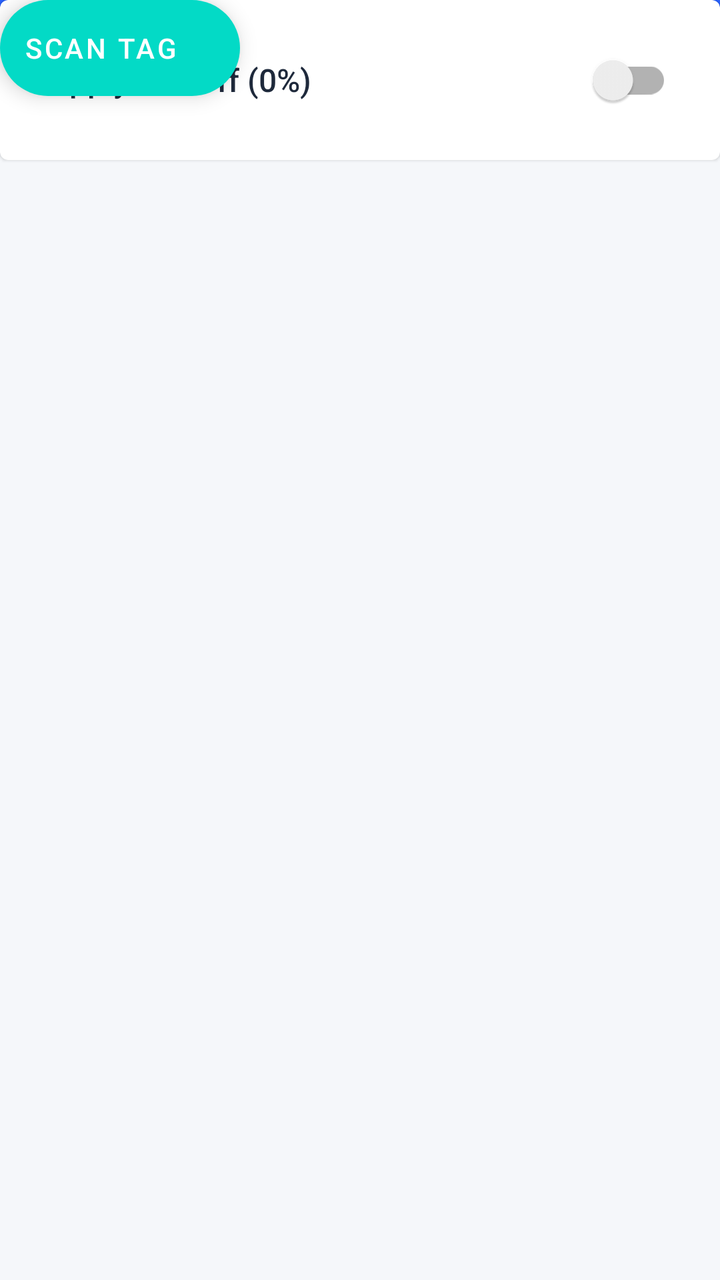
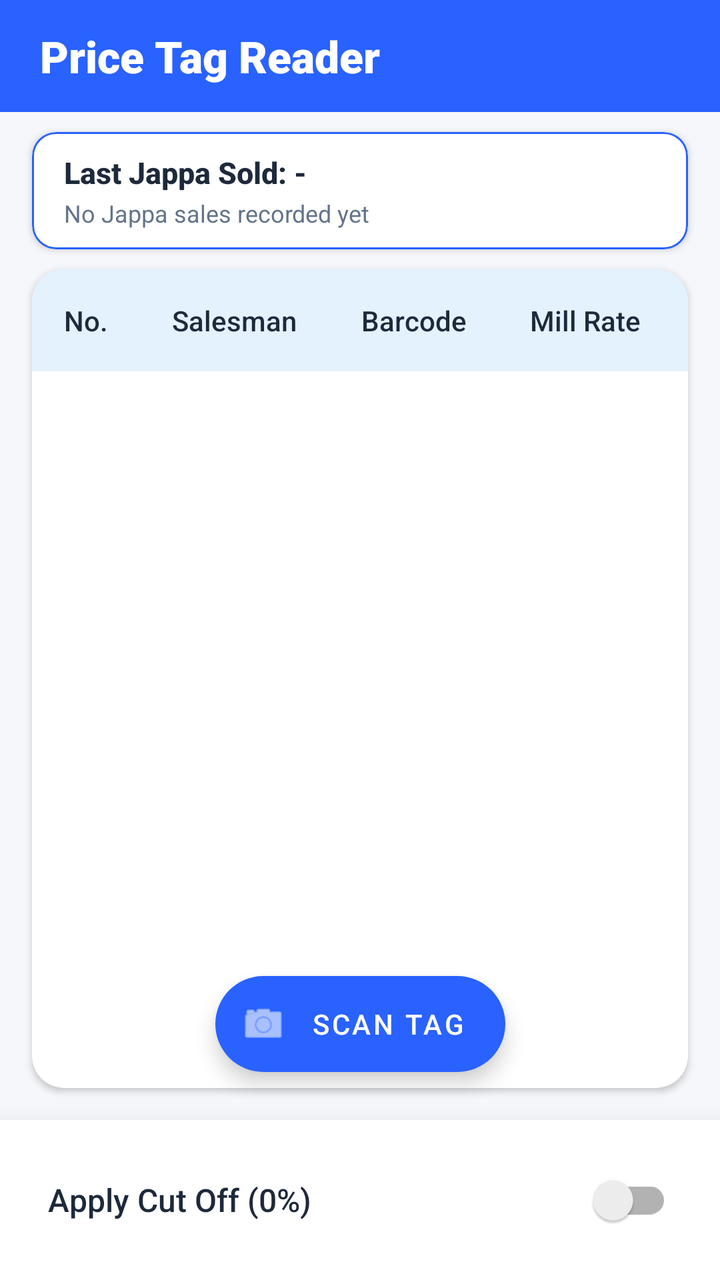

Before-and-after screenshots of an Android layout around one commit, followed by the original layout XML and the change that was made.
<!-- AndroidManifest.xml: application theme AppTheme -->
<!-- res/layout/activity_main.xml -->
<?xml version="1.0" encoding="utf-8"?>
<androidx.constraintlayout.widget.ConstraintLayout
    xmlns:android="http://schemas.android.com/apk/res/android"
    xmlns:app="http://schemas.android.com/apk/res/auto"
    xmlns:auto="http://schemas.android.com/apk/res/auto"
    android:layout_width="match_parent"
    android:layout_height="match_parent"
    android:background="@color/appBackground">

    <com.google.android.material.appbar.AppBarLayout
        android:id="@+id/appBarLayout"
        android:layout_width="match_parent"
        android:layout_height="wrap_content"
        app:elevation="4dp"
        app:layout_constraintEnd_toEndOf="parent"
        app:layout_constraintStart_toStartOf="parent"
        app:layout_constraintTop_toTopOf="parent">

        <com.google.android.material.appbar.MaterialToolbar
            android:id="@+id/toolbar"
            android:layout_width="match_parent"
            android:layout_height="?attr/actionBarSize"
            android:background="@color/primaryColor"
            app:contentInsetStart="0dp">

            <TextView
                android:id="@+id/tvAppTitle"
                android:layout_width="match_parent"
                android:layout_height="match_parent"
                android:background="?attr/selectableItemBackground"
                android:clickable="true"
                android:focusable="true"
                android:fontFamily="sans-serif-black"
                android:gravity="center_vertical"
                android:paddingStart="20dp"
                android:paddingEnd="20dp"
                android:text="Price Tag Reader"
                android:textColor="@android:color/white"
                android:textSize="22sp"
                android:textStyle="bold" />

        </com.google.android.material.appbar.MaterialToolbar>
    </com.google.android.material.appbar.AppBarLayout>

    <com.google.android.material.card.MaterialCardView
        android:id="@+id/cardFilterHint"
        android:layout_width="match_parent"
        android:layout_height="wrap_content"
        android:layout_marginHorizontal="16dp"
        android:layout_marginTop="8dp"
        android:visibility="gone"
        app:cardBackgroundColor="#FFF3E0"
        app:cardCornerRadius="8dp"
        app:cardElevation="0dp"
        app:layout_constraintTop_toBottomOf="@id/appBarLayout"
        app:strokeColor="#FFB74D"
        app:strokeWidth="1dp">

        <LinearLayout
            android:layout_width="match_parent"
            android:layout_height="wrap_content"
            android:gravity="center_vertical"
            android:orientation="horizontal"
            android:padding="12dp">

            <TextView
                android:id="@+id/tvFilterHint"
                android:layout_width="0dp"
                android:layout_height="wrap_content"
                android:layout_weight="1"
                android:fontFamily="sans-serif-medium"
                android:text="Filter is active"
                android:textColor="#E65100"
                android:textSize="13sp" />

            <TextView
                android:id="@+id/tvClearFilterHint"
                android:layout_width="wrap_content"
                android:layout_height="wrap_content"
                android:background="?attr/selectableItemBackground"
                android:clickable="true"
                android:focusable="true"
                android:fontFamily="sans-serif-medium"
                android:paddingHorizontal="8dp"
                android:text="Clear"
                android:textColor="@color/primaryColor"
                android:textSize="13sp" />
        </LinearLayout>
    </com.google.android.material.card.MaterialCardView>

    <com.google.android.material.card.MaterialCardView
        android:id="@+id/cardLastJappaSale"
        android:layout_width="match_parent"
        android:layout_height="wrap_content"
        android:layout_marginHorizontal="16dp"
        android:layout_marginTop="10dp"
        app:cardBackgroundColor="@color/cardSurface"
        app:cardCornerRadius="12dp"
        app:cardElevation="2dp"
        app:layout_constraintTop_toBottomOf="@id/cardFilterHint"
        app:strokeColor="@color/primaryColor"
        app:strokeWidth="1dp">

        <LinearLayout
            android:layout_width="match_parent"
            android:layout_height="wrap_content"
            android:orientation="vertical"
            android:paddingHorizontal="16dp"
            android:paddingVertical="10dp">

            <TextView
                android:id="@+id/tvLastJappaDate"
                android:layout_width="match_parent"
                android:layout_height="wrap_content"
                android:fontFamily="sans-serif-medium"
                android:text="Last Jappa Sold: -"
                android:textColor="@color/textPrimary"
                android:textSize="15sp"
                android:textStyle="bold" />

            <TextView
                android:id="@+id/tvLastJappaCaption"
                android:layout_width="match_parent"
                android:layout_height="wrap_content"
                android:layout_marginTop="2dp"
                android:fontFamily="sans-serif"
                android:text="No Jappa sales recorded yet"
                android:textColor="@color/textSecondary"
                android:textSize="12sp" />
        </LinearLayout>
    </com.google.android.material.card.MaterialCardView>

    <com.google.android.material.card.MaterialCardView
        android:id="@+id/cardTable"
        android:layout_width="match_parent"
        android:layout_height="0dp"
        android:layout_marginHorizontal="16dp"
        android:layout_marginTop="10dp"
        android:layout_marginBottom="16dp"
        app:cardBackgroundColor="@color/cardSurface"
        app:cardCornerRadius="16dp"
        app:cardElevation="2dp"
        app:layout_constraintBottom_toTopOf="@+id/bottomPanel"
        app:layout_constraintTop_toBottomOf="@id/cardLastJappaSale"
        app:strokeWidth="0dp">

        <HorizontalScrollView
            android:layout_width="match_parent"
            android:layout_height="match_parent"
            android:scrollbars="none">

            <ScrollView
                android:layout_width="wrap_content"
                android:layout_height="match_parent"
                android:scrollbars="none">

                <TableLayout
                    android:id="@+id/tableLayout"
                    android:layout_width="wrap_content"
                    android:layout_height="wrap_content"
                    android:stretchColumns="*">

                    <TableRow android:background="@color/tableHeaderBg">

                        <TextView
                            android:layout_width="match_parent"
                            android:layout_height="wrap_content"
                            android:fontFamily="sans-serif-medium"
                            android:gravity="center"
                            android:padding="16dp"
                            android:text="No."
                            android:textColor="@color/textPrimary" />

                        <TextView
                            android:layout_width="match_parent"
                            android:layout_height="wrap_content"
                            android:fontFamily="sans-serif-medium"
                            android:gravity="center"
                            android:padding="16dp"
                            android:text="Salesman"
                            android:textColor="@color/textPrimary" />

                        <TextView
                            android:layout_width="match_parent"
                            android:layout_height="wrap_content"
                            android:fontFamily="sans-serif-medium"
                            android:gravity="center"
                            android:padding="16dp"
                            android:text="Barcode"
                            android:textColor="@color/textPrimary" />

                        <TextView
                            android:layout_width="match_parent"
                            android:layout_height="wrap_content"
                            android:fontFamily="sans-serif-medium"
                            android:gravity="center"
                            android:padding="16dp"
                            android:text="Mill Rate"
                            android:textColor="@color/textPrimary" />

                        <TextView
                            android:layout_width="match_parent"
                            android:layout_height="wrap_content"
                            android:fontFamily="sans-serif-medium"
                            android:gravity="center"
                            android:padding="16dp"
                            android:text="Bill No."
                            android:textColor="@color/textPrimary" />

                        <TextView
                            android:layout_width="match_parent"
                            android:layout_height="wrap_content"
                            android:fontFamily="sans-serif-medium"
                            android:gravity="center"
                            android:padding="16dp"
                            android:text="Date"
                            android:textColor="@color/textPrimary" />

                        <TextView
                            android:layout_width="match_parent"
                            android:layout_height="wrap_content"
                            android:fontFamily="sans-serif-medium"
                            android:gravity="center"
                            android:padding="16dp"
                            android:text="Jappa"
                            android:textColor="@color/textPrimary" />

                        <TextView
                            android:layout_width="match_parent"
                            android:layout_height="wrap_content"
                            android:fontFamily="sans-serif-medium"
                            android:gravity="center"
                            android:padding="16dp"
                            android:text="Image"
                            android:textColor="@color/textPrimary" />
                    </TableRow>
                </TableLayout>
            </ScrollView>
        </HorizontalScrollView>
    </com.google.android.material.card.MaterialCardView>

    <com.google.android.material.floatingactionbutton.ExtendedFloatingActionButton
        android:id="@+id/fabCamera"
        android:layout_width="wrap_content"
        android:layout_height="wrap_content"
        android:layout_marginBottom="24dp"
        android:text="Scan Tag"
        android:textColor="@android:color/white"
        app:backgroundTint="@color/primaryColor"
        app:icon="@android:drawable/ic_menu_camera"
        app:iconTint="@android:color/white"
        app:layout_constraintBottom_toTopOf="@+id/bottomPanel"
        app:layout_constraintEnd_toEndOf="parent"
        app:layout_constraintStart_toStartOf="parent" />

    <com.google.android.material.card.MaterialCardView
        android:id="@+id/bottomPanel"
        android:layout_width="match_parent"
        android:layout_height="wrap_content"
        app:cardBackgroundColor="@color/bottomPanelBg"
        app:cardCornerRadius="0dp"
        app:cardElevation="16dp"
        app:layout_constraintBottom_toBottomOf="parent"
        app:strokeWidth="0dp">

        <LinearLayout
            android:layout_width="match_parent"
            android:layout_height="wrap_content"
            android:paddingHorizontal="24dp"
            android:paddingVertical="16dp">

            <androidx.appcompat.widget.SwitchCompat
                android:id="@+id/switchCutOff"
                android:layout_width="match_parent"
                android:layout_height="wrap_content"
                android:fontFamily="sans-serif-medium"
                android:text="Apply Cut Off (0%)"
                android:textColor="@color/textPrimary"
                android:textSize="16sp" />
        </LinearLayout>
    </com.google.android.material.card.MaterialCardView>

    <FrameLayout
        android:id="@+id/loadingOverlay"
        android:layout_width="match_parent"
        android:layout_height="match_parent"
        android:background="#80000000"
        android:clickable="true"
        android:elevation="24dp"
        android:focusable="true"
        android:visibility="gone">

        <com.google.android.material.card.MaterialCardView
            android:layout_width="wrap_content"
            android:layout_height="wrap_content"
            android:layout_gravity="center"
            app:cardBackgroundColor="@color/cardSurface"
            app:cardCornerRadius="16dp"
            app:cardElevation="8dp">

            <LinearLayout
                android:layout_width="wrap_content"
                android:layout_height="wrap_content"
                android:gravity="center"
                android:orientation="vertical"
                android:padding="32dp">

                <ProgressBar
                    android:layout_width="48dp"
                    android:layout_height="48dp"
                    android:indeterminateTint="@color/primaryColor" />

                <TextView
                    android:layout_width="wrap_content"
                    android:layout_height="wrap_content"
                    android:layout_marginTop="16dp"
                    android:fontFamily="sans-serif-medium"
                    android:text="Extracting Data..."
                    android:textColor="@color/textPrimary"
                    android:textSize="16sp" />
            </LinearLayout>
        </com.google.android.material.card.MaterialCardView>
    </FrameLayout>

</androidx.constraintlayout.widget.ConstraintLayout>
<!-- resources referenced by this layout -->
<resources>
  <color name="appBackground">#F5F7FA</color>
  <color name="bottomPanelBg">#FFFFFF</color>
  <color name="cardSurface">#FFFFFF</color>
  <color name="primaryColor">#2962FF</color>
  <color name="tableHeaderBg">#E3F2FD</color>
  <color name="textPrimary">#1E293B</color>
  <color name="textSecondary">#64748B</color>
  <style name="AppTheme" parent="Theme.MaterialComponents.Light.NoActionBar">
          <item name="colorPrimary">@color/primaryColor</item>
          <item name="colorPrimaryVariant">@color/primaryDarkColor</item>
          <item name="colorAccent">@color/colorAccent</item>
          <item name="android:statusBarColor">@color/primaryDarkColor</item>
      </style>
  <color name="primaryDarkColor">#0039CB</color>
  <color name="colorAccent">#00B0FF</color>
</resources>

<!-- the commit's change to res/layout/activity_main.xml (unified diff, before → after) -->
@@ -1,8 +1,7 @@
 <?xml version="1.0" encoding="utf-8"?>
 <androidx.constraintlayout.widget.ConstraintLayout
     xmlns:android="http://schemas.android.com/apk/res/android"
-    xmlns:app="http://schemas.android.com/apk/res/auto"
-    xmlns:auto="http://schemas.android.com/apk/res/auto"
+    xmlns:app="http://schemas.android.com/apk/res-auto"
     android:layout_width="match_parent"
     android:layout_height="match_parent"
     android:background="@color/appBackground">
